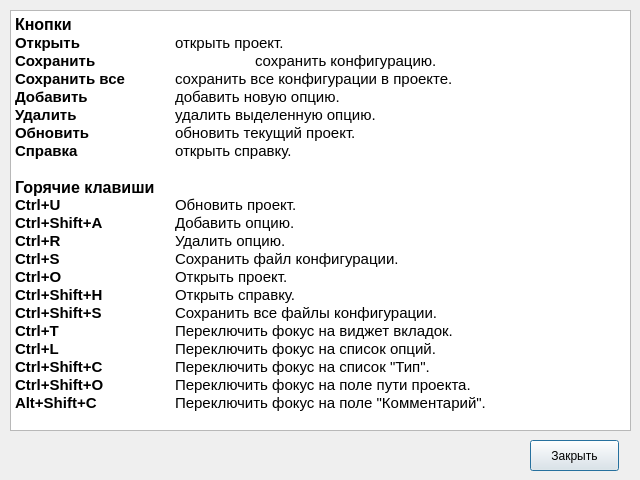
The window that helpwindow.ui (Jerely/cfgeditor-ui) describes before a commit, drawn with Qt 5.
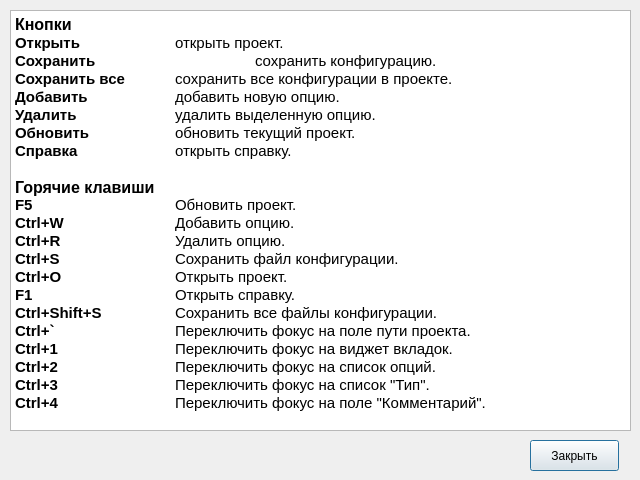
The same window after the commit.

```diff
--- a/helpwindow.ui
+++ b/helpwindow.ui
@@ -39,18 +39,18 @@
 &lt;p style=&quot; margin-top:0px; margin-bottom:0px; margin-left:0px; margin-right:0px; -qt-block-indent:0; text-indent:0px;&quot;&gt;&lt;span style=&quot; font-family:'Ubuntu'; font-weight:600;&quot;&gt;Обновить&lt;/span&gt;&lt;span style=&quot; font-family:'Ubuntu';&quot;&gt;		обновить текущий проект.&lt;/span&gt;&lt;/p&gt;
 &lt;p style=&quot; margin-top:0px; margin-bottom:0px; margin-left:0px; margin-right:0px; -qt-block-indent:0; text-indent:0px;&quot;&gt;&lt;span style=&quot; font-family:'Ubuntu'; font-weight:600;&quot;&gt;Справка	&lt;/span&gt;&lt;span style=&quot; font-family:'Ubuntu';&quot;&gt;	открыть справку.&lt;/span&gt;&lt;/p&gt;
 &lt;p style=&quot;-qt-paragraph-type:empty; margin-top:0px; margin-bottom:0px; margin-left:0px; margin-right:0px; -qt-block-indent:0; text-indent:0px; font-family:'Ubuntu';&quot;&gt;&lt;br /&gt;&lt;/p&gt;
-&lt;p style=&quot; margin-top:0px; margin-bottom:0px; margin-left:0px; margin-right:0px; -qt-block-indent:0; text-indent:0px;&quot;&gt;&lt;span style=&quot; font-family:'Ubuntu'; font-size:12pt; font-weight:600;&quot;&gt;Горячие клавиши&lt;/span&gt;&lt;span style=&quot; font-family:'Ubuntu';&quot;&gt;&lt;br /&gt;&lt;/span&gt;&lt;span style=&quot; font-family:'Ubuntu'; font-weight:600;&quot;&gt;Ctrl+U&lt;/span&gt;&lt;span style=&quot; font-family:'Ubuntu';&quot;&gt;		Обновить проект.&lt;/span&gt;&lt;/p&gt;
-&lt;p style=&quot; margin-top:0px; margin-bottom:0px; margin-left:0px; margin-right:0px; -qt-block-indent:0; text-indent:0px;&quot;&gt;&lt;span style=&quot; font-family:'Ubuntu'; font-weight:600;&quot;&gt;Ctrl+Shift+A	&lt;/span&gt;&lt;span style=&quot; font-family:'Ubuntu';&quot;&gt;Добавить опцию.&lt;/span&gt;&lt;/p&gt;
+&lt;p style=&quot; margin-top:0px; margin-bottom:0px; margin-left:0px; margin-right:0px; -qt-block-indent:0; text-indent:0px;&quot;&gt;&lt;span style=&quot; font-family:'Ubuntu'; font-size:12pt; font-weight:600;&quot;&gt;Горячие клавиши&lt;/span&gt;&lt;span style=&quot; font-family:'Ubuntu';&quot;&gt;&lt;br /&gt;&lt;/span&gt;&lt;span style=&quot; font-family:'Ubuntu'; font-weight:600;&quot;&gt;F5&lt;/span&gt;&lt;span style=&quot; font-family:'Ubuntu';&quot;&gt;		Обновить проект.&lt;/span&gt;&lt;/p&gt;
+&lt;p style=&quot; margin-top:0px; margin-bottom:0px; margin-left:0px; margin-right:0px; -qt-block-indent:0; text-indent:0px;&quot;&gt;&lt;span style=&quot; font-family:'Ubuntu'; font-weight:600;&quot;&gt;Ctrl+W		&lt;/span&gt;&lt;span style=&quot; font-family:'Ubuntu';&quot;&gt;Добавить опцию.&lt;/span&gt;&lt;/p&gt;
 &lt;p style=&quot; margin-top:0px; margin-bottom:0px; margin-left:0px; margin-right:0px; -qt-block-indent:0; text-indent:0px;&quot;&gt;&lt;span style=&quot; font-family:'Ubuntu'; font-weight:600;&quot;&gt;Ctrl+R&lt;/span&gt;&lt;span style=&quot; font-family:'Ubuntu';&quot;&gt;		Удалить опцию.&lt;/span&gt;&lt;/p&gt;
 &lt;p style=&quot; margin-top:0px; margin-bottom:0px; margin-left:0px; margin-right:0px; -qt-block-indent:0; text-indent:0px;&quot;&gt;&lt;span style=&quot; font-family:'Ubuntu'; font-weight:600;&quot;&gt;Ctrl+S&lt;/span&gt;&lt;span style=&quot; font-family:'Ubuntu';&quot;&gt;		Сохранить файл конфигурации.&lt;/span&gt;&lt;/p&gt;
 &lt;p style=&quot; margin-top:0px; margin-bottom:0px; margin-left:0px; margin-right:0px; -qt-block-indent:0; text-indent:0px;&quot;&gt;&lt;span style=&quot; font-family:'Ubuntu'; font-weight:600;&quot;&gt;Ctrl+O&lt;/span&gt;&lt;span style=&quot; font-family:'Ubuntu';&quot;&gt;		Открыть проект.&lt;/span&gt;&lt;/p&gt;
-&lt;p style=&quot; margin-top:0px; margin-bottom:0px; margin-left:0px; margin-right:0px; -qt-block-indent:0; text-indent:0px;&quot;&gt;&lt;span style=&quot; font-family:'Ubuntu'; font-weight:600;&quot;&gt;Ctrl+Shift+H	&lt;/span&gt;&lt;span style=&quot; font-family:'Ubuntu';&quot;&gt;Открыть справку.&lt;/span&gt;&lt;/p&gt;
+&lt;p style=&quot; margin-top:0px; margin-bottom:0px; margin-left:0px; margin-right:0px; -qt-block-indent:0; text-indent:0px;&quot;&gt;&lt;span style=&quot; font-family:'Ubuntu'; font-weight:600;&quot;&gt;F1		&lt;/span&gt;&lt;span style=&quot; font-family:'Ubuntu';&quot;&gt;Открыть справку.&lt;/span&gt;&lt;/p&gt;
 &lt;p style=&quot; margin-top:0px; margin-bottom:0px; margin-left:0px; margin-right:0px; -qt-block-indent:0; text-indent:0px;&quot;&gt;&lt;span style=&quot; font-family:'Ubuntu'; font-weight:600;&quot;&gt;Ctrl+Shift+S	&lt;/span&gt;&lt;span style=&quot; font-family:'Ubuntu';&quot;&gt;Сохранить все файлы конфигурации.&lt;/span&gt;&lt;/p&gt;
-&lt;p style=&quot; margin-top:0px; margin-bottom:0px; margin-left:0px; margin-right:0px; -qt-block-indent:0; text-indent:0px;&quot;&gt;&lt;span style=&quot; font-family:'Ubuntu'; font-weight:600;&quot;&gt;Ctrl+T&lt;/span&gt;&lt;span style=&quot; font-family:'Ubuntu';&quot;&gt;		Переключить фокус на виджет вкладок.&lt;/span&gt;&lt;/p&gt;
-&lt;p style=&quot; margin-top:0px; margin-bottom:0px; margin-left:0px; margin-right:0px; -qt-block-indent:0; text-indent:0px;&quot;&gt;&lt;span style=&quot; font-family:'Ubuntu'; font-weight:600;&quot;&gt;Ctrl+L&lt;/span&gt;&lt;span style=&quot; font-family:'Ubuntu';&quot;&gt;		Переключить фокус на список опций.&lt;/span&gt;&lt;/p&gt;
-&lt;p style=&quot; margin-top:0px; margin-bottom:0px; margin-left:0px; margin-right:0px; -qt-block-indent:0; text-indent:0px;&quot;&gt;&lt;span style=&quot; font-family:'Ubuntu'; font-weight:600;&quot;&gt;Ctrl+Shift+C	&lt;/span&gt;&lt;span style=&quot; font-family:'Ubuntu';&quot;&gt;Переключить фокус на список &amp;quot;Тип&amp;quot;.&lt;/span&gt;&lt;/p&gt;
-&lt;p style=&quot; margin-top:0px; margin-bottom:0px; margin-left:0px; margin-right:0px; -qt-block-indent:0; text-indent:0px;&quot;&gt;&lt;span style=&quot; font-family:'Ubuntu'; font-weight:600;&quot;&gt;Ctrl+Shift+O	&lt;/span&gt;&lt;span style=&quot; font-family:'Ubuntu';&quot;&gt;Переключить фокус на поле пути проекта.&lt;/span&gt;&lt;/p&gt;
-&lt;p style=&quot; margin-top:0px; margin-bottom:0px; margin-left:0px; margin-right:0px; -qt-block-indent:0; text-indent:0px;&quot;&gt;&lt;span style=&quot; font-family:'Ubuntu'; font-weight:600;&quot;&gt;Alt+Shift+C	&lt;/span&gt;&lt;span style=&quot; font-family:'Ubuntu';&quot;&gt;Переключить фокус на поле &amp;quot;Комментарий&amp;quot;.&lt;/span&gt;&lt;/p&gt;&lt;/body&gt;&lt;/html&gt;</string>
+&lt;p style=&quot; margin-top:0px; margin-bottom:0px; margin-left:0px; margin-right:0px; -qt-block-indent:0; text-indent:0px;&quot;&gt;&lt;span style=&quot; font-family:'Ubuntu'; font-weight:600;&quot;&gt;Ctrl+`		&lt;/span&gt;&lt;span style=&quot; font-family:'Ubuntu';&quot;&gt;Переключить фокус на поле пути проекта.&lt;/span&gt;&lt;/p&gt;
+&lt;p style=&quot; margin-top:0px; margin-bottom:0px; margin-left:0px; margin-right:0px; -qt-block-indent:0; text-indent:0px;&quot;&gt;&lt;span style=&quot; font-family:'Ubuntu'; font-weight:600;&quot;&gt;Ctrl+1&lt;/span&gt;&lt;span style=&quot; font-family:'Ubuntu';&quot;&gt;		Переключить фокус на виджет вкладок.&lt;/span&gt;&lt;/p&gt;
+&lt;p style=&quot; margin-top:0px; margin-bottom:0px; margin-left:0px; margin-right:0px; -qt-block-indent:0; text-indent:0px;&quot;&gt;&lt;span style=&quot; font-family:'Ubuntu'; font-weight:600;&quot;&gt;Ctrl+2&lt;/span&gt;&lt;span style=&quot; font-family:'Ubuntu';&quot;&gt;		Переключить фокус на список опций.&lt;/span&gt;&lt;/p&gt;
+&lt;p style=&quot; margin-top:0px; margin-bottom:0px; margin-left:0px; margin-right:0px; -qt-block-indent:0; text-indent:0px;&quot;&gt;&lt;span style=&quot; font-family:'Ubuntu'; font-weight:600;&quot;&gt;Ctrl+3		&lt;/span&gt;&lt;span style=&quot; font-family:'Ubuntu';&quot;&gt;Переключить фокус на список &amp;quot;Тип&amp;quot;.&lt;/span&gt;&lt;/p&gt;
+&lt;p style=&quot; margin-top:0px; margin-bottom:0px; margin-left:0px; margin-right:0px; -qt-block-indent:0; text-indent:0px;&quot;&gt;&lt;span style=&quot; font-family:'Ubuntu'; font-weight:600;&quot;&gt;Ctrl+4		&lt;/span&gt;&lt;span style=&quot; font-family:'Ubuntu';&quot;&gt;Переключить фокус на поле &amp;quot;Комментарий&amp;quot;.&lt;/span&gt;&lt;/p&gt;&lt;/body&gt;&lt;/html&gt;</string>
    </property>
   </widget>
   <widget class="QPushButton" name="pushButton">
```
